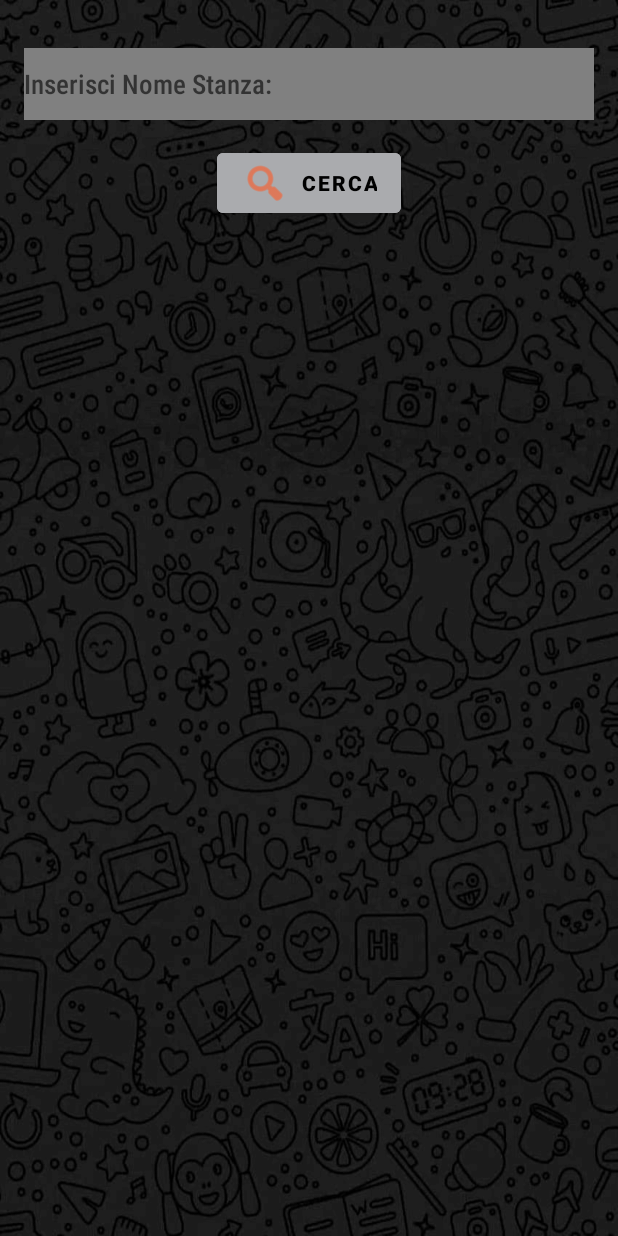
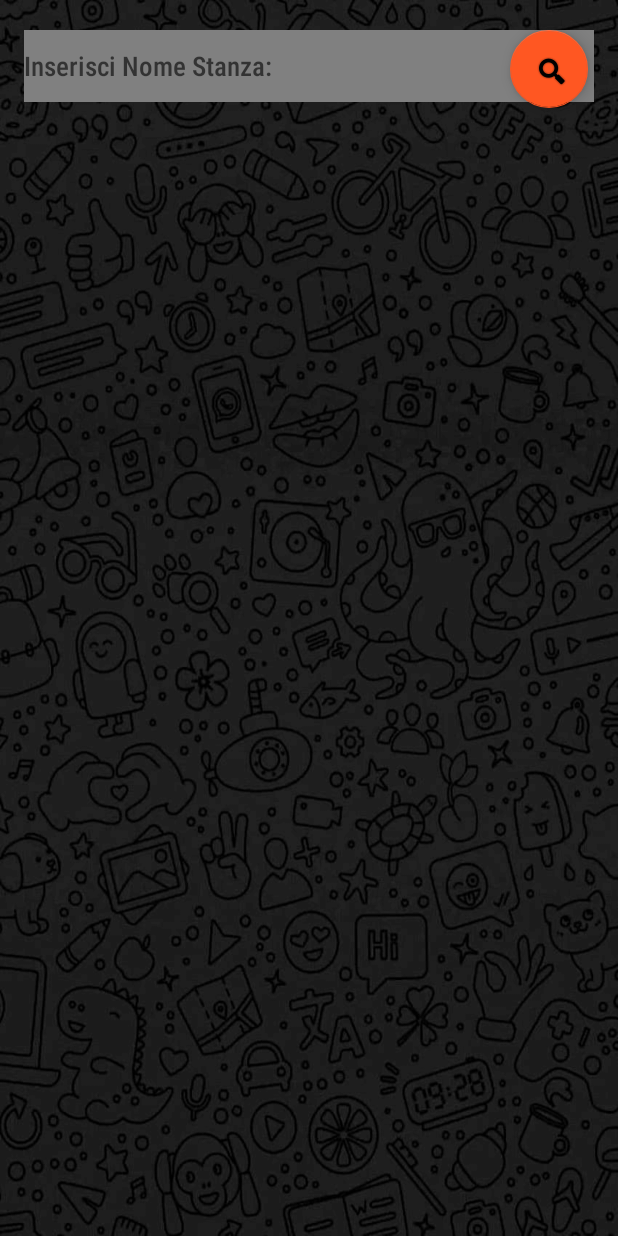
Before and after one commit to LZannini/LhChat, an Android app: the layout activity_cercastanza.xml on its own in the app's theme, with its tools: preview values and no code run, on a phone screen of 412 x 824 dp. Run offline under Robolectric (Android 15) with nearby library versions, the phone set to English and light mode, and no system bars.

Commit message:
aggiunta unique(nome_stanza) + update client (controlli e ui)

```diff
--- a/Multichat/app/src/main/java/com/example/multichat/CercastanzaActivity.java
+++ b/Multichat/app/src/main/java/com/example/multichat/CercastanzaActivity.java
@@ -34,7 +34,7 @@ public class CercastanzaActivity extends AppCompatActivity implements RoomsAdapt
     private RecyclerView recyclerView;
     private Controller controller;
     private EditText stanza_cercata;
-    private Button btnS;
+    private com.google.android.material.floatingactionbutton.FloatingActionButton btnS;
     private int codComando;
     private static String nome_stanza;
 
@@ -55,7 +55,7 @@ public class CercastanzaActivity extends AppCompatActivity implements RoomsAdapt
         controller = new Controller();
 
         stanza_cercata = findViewById(R.id.stanzacercata);
-        btnS = (Button) findViewById(R.id.btn_search);
+        btnS = (com.google.android.material.floatingactionbutton.FloatingActionButton) findViewById(R.id.btn_search);
         btnS.setOnClickListener(new View.OnClickListener() {
             @Override
             public void onClick(View view) {
--- a/Multichat/app/src/main/res/drawable/background_received_message.xml
+++ b/Multichat/app/src/main/res/drawable/background_received_message.xml
@@ -1,9 +1,9 @@
 <?xml version="1.0" encoding="utf-8"?>
 <shape xmlns:android="http://schemas.android.com/apk/res/android"
     android:shape="rectangle">
-    <solid android:color="@color/purple_500"/>
+    <solid android:color="#FFA500"/>
     <corners
-        android:bottomRightRadius="24dp"
+        android:bottomLeftRadius="24dp"
         android:topLeftRadius="24dp"
         android:topRightRadius="24dp"/>
 
--- a/Multichat/app/src/main/res/drawable/background_send_message.xml
+++ b/Multichat/app/src/main/res/drawable/background_send_message.xml
@@ -1,7 +1,7 @@
 <?xml version="1.0" encoding="utf-8"?>
 <shape xmlns:android="http://schemas.android.com/apk/res/android"
     android:shape="rectangle">
-    <solid android:color="@color/purple_700"/>
+    <solid android:color="#FF6600"/>
     <corners
         android:bottomLeftRadius="24dp"
         android:topLeftRadius="24dp"
--- a/Multichat/app/src/main/res/layout/activity_cercastanza.xml
+++ b/Multichat/app/src/main/res/layout/activity_cercastanza.xml
@@ -15,31 +15,32 @@
 
     <androidx.recyclerview.widget.RecyclerView
         android:id="@+id/recyclerView"
-        android:layout_width="380dp"
-        android:layout_height="560dp"
+        android:layout_width="377dp"
+        android:layout_height="0dp"
         android:background="@android:color/transparent"
         app:layout_constraintBottom_toBottomOf="parent"
         app:layout_constraintEnd_toEndOf="parent"
+        app:layout_constraintHorizontal_bias="0.529"
         app:layout_constraintStart_toStartOf="parent"
-        app:layout_constraintTop_toBottomOf="@+id/btn_search" />
-
+        app:layout_constraintTop_toBottomOf="@+id/stanzacercata"
+        app:layout_constraintVertical_bias="0.86" />
 
     <TextView
         android:id="@+id/errorTextViewAllRooms"
         android:layout_width="wrap_content"
         android:layout_height="wrap_content"
+        android:layout_centerInParent="true"
         android:text="@string/message_error_rooms"
+        android:textAppearance="?android:textAppearanceMedium"
         android:textColor="@color/white"
-        android:textAppearance="?android:textAppearanceMedium"
         android:visibility="gone"
-        android:layout_centerInParent="true"
         tools:ignore="MissingConstraints" />
 
     <EditText
         android:id="@+id/stanzacercata"
         android:layout_width="0dp"
         android:layout_height="48dp"
-        android:layout_marginTop="16dp"
+        android:layout_marginTop="4dp"
         android:background="@color/gray"
         android:fontFamily="sans-serif-condensed-medium"
         android:hint="Inserisci Nome Stanza: "
@@ -50,25 +51,18 @@
         app:layout_constraintStart_toStartOf="parent"
         app:layout_constraintTop_toTopOf="parent" />
 
-    <Button
+    <com.google.android.material.floatingactionbutton.FloatingActionButton
         android:id="@+id/btn_search"
-        android:layout_width="wrap_content"
-        android:layout_height="wrap_content"
-        android:layout_gravity="start"
-        android:layout_marginTop="16dp"
-        android:layout_marginBottom="64dp"
-        android:backgroundTint="#AAABAE"
-        android:fontFamily="sans-serif-black"
-        android:text="Cerca"
-        android:textColor="#000000"
-        app:icon="@android:drawable/ic_menu_search"
-        app:iconTint="#FF5722"
-        app:layout_constraintBottom_toBottomOf="parent"
-        app:layout_constraintEnd_toEndOf="parent"
-        app:layout_constraintLeft_toLeftOf="@id/stanzacercata"
+        android:layout_width="52dp"
+        android:layout_height="53dp"
+        android:layout_marginStart="320dp"
+        android:layout_marginTop="4dp"
+        android:clickable="true"
+        app:backgroundTint="#FF5722"
+        app:layout_constraintEnd_toEndOf="@+id/stanzacercata"
         app:layout_constraintStart_toStartOf="parent"
-        app:layout_constraintTop_toBottomOf="@+id/stanzacercata"
-        app:layout_constraintVertical_bias="0.0"
-        tools:text="Cerca" />
+        app:layout_constraintTop_toTopOf="parent"
+        app:srcCompat="@android:drawable/ic_search_category_default"
+        tools:ignore="MissingConstraints,SpeakableTextPresentCheck" />
 
 </androidx.constraintlayout.widget.ConstraintLayout>
--- a/Multichat/app/src/main/res/layout/activity_chat.xml
+++ b/Multichat/app/src/main/res/layout/activity_chat.xml
@@ -22,9 +22,10 @@
             android:layout_width="0dp"
             android:layout_height="wrap_content"
             android:layout_weight="1"
-            android:hint="Type your message"
+            android:hint="Scrivi il tuo messaggio"
             android:inputType="textMultiLine"
             android:maxLines="5"
+            android:minHeight="48dp"
             android:minLines="1"
             android:padding="8dp" />
 
@@ -51,7 +52,7 @@
     <androidx.recyclerview.widget.RecyclerView
         android:id="@+id/message_recyclerView"
         android:layout_width="395dp"
-        android:layout_height="612dp"
+        android:layout_height="638dp"
         android:layout_above="@+id/layout_input"
         android:layout_marginBottom="13dp" />
 
```
Also changed, not shown: Multichat/app/src/main/java/com/example/multichat/ChatActivity.java (+12 -0 lines), Multichat/app/src/main/java/com/example/multichat/controller/Controller.java (+6 -13 lines), 6 other files.
